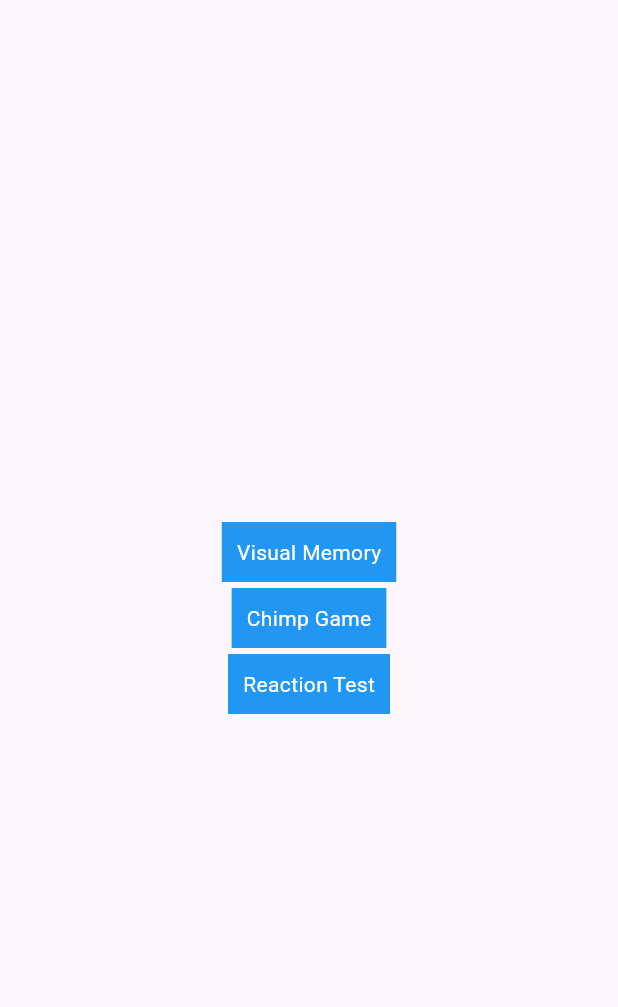
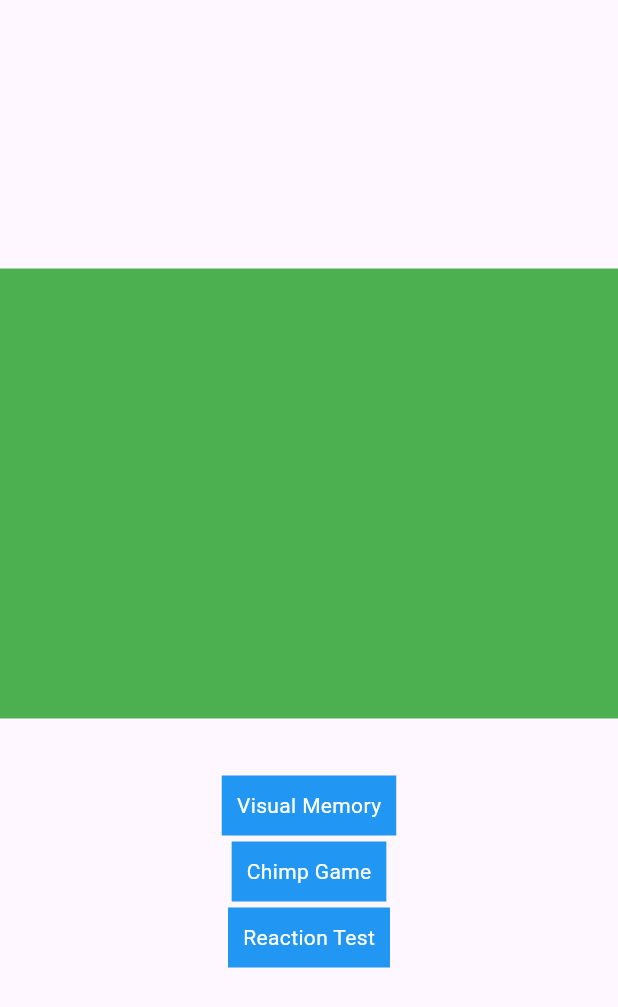
Before and after one commit to MicahMeadows/human_benchmark, a Flutter app: the screen it shows after launch, on a phone screen of 412 x 824 dp. Shown: the top 1007 px of the screen. Run offline on Flutter 3.47's test engine with Material 3 defaults, Android fonts, the phone set to English and light mode, and no system bars; our stand-ins replace go_router.

Commit message:
Change folder structure

```diff
--- /dev/null
+++ b/devtools_options.yaml
@@ -0,0 +1,3 @@
+description: This file stores settings for Dart & Flutter DevTools.
+documentation: https://docs.flutter.dev/tools/devtools/extensions#configure-extension-enablement-states
+extensions:
--- a/lib/pages/game_select_page.dart
+++ b/lib/pages/game_select_page.dart
@@ -35,6 +35,12 @@ class _GameSelectPageState extends State<GameSelectPage> {
           spacing: 4,
           mainAxisAlignment: MainAxisAlignment.center,
           children: [
+            Container(
+              height: 300,
+              width: 600,
+              color: Colors.green,
+            ),
+            SizedBox(height: 30),
             buildGameButton('Visual Memory', '/visual_memory_game'),
             buildGameButton('Chimp Game', '/chimp_game'),
             buildGameButton('Reaction Test', '/reaction_game'),
```
Also changed, not shown: lib/pages/games/chimp_test_page.dart (renamed from lib/pages/chimp_test_page.dart), lib/pages/games/reaction_time_test_page.dart (renamed from lib/pages/reaction_time_test_page.dart), lib/pages/games/visual_memory_page.dart (renamed from lib/pages/visual_memory_page.dart).
